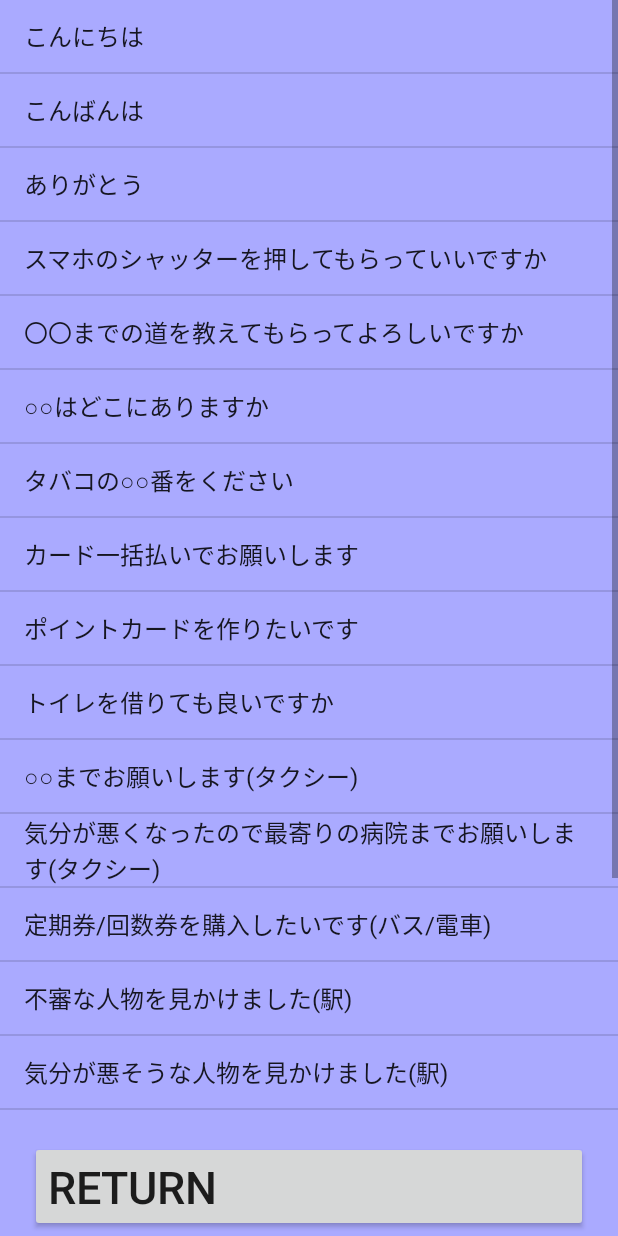
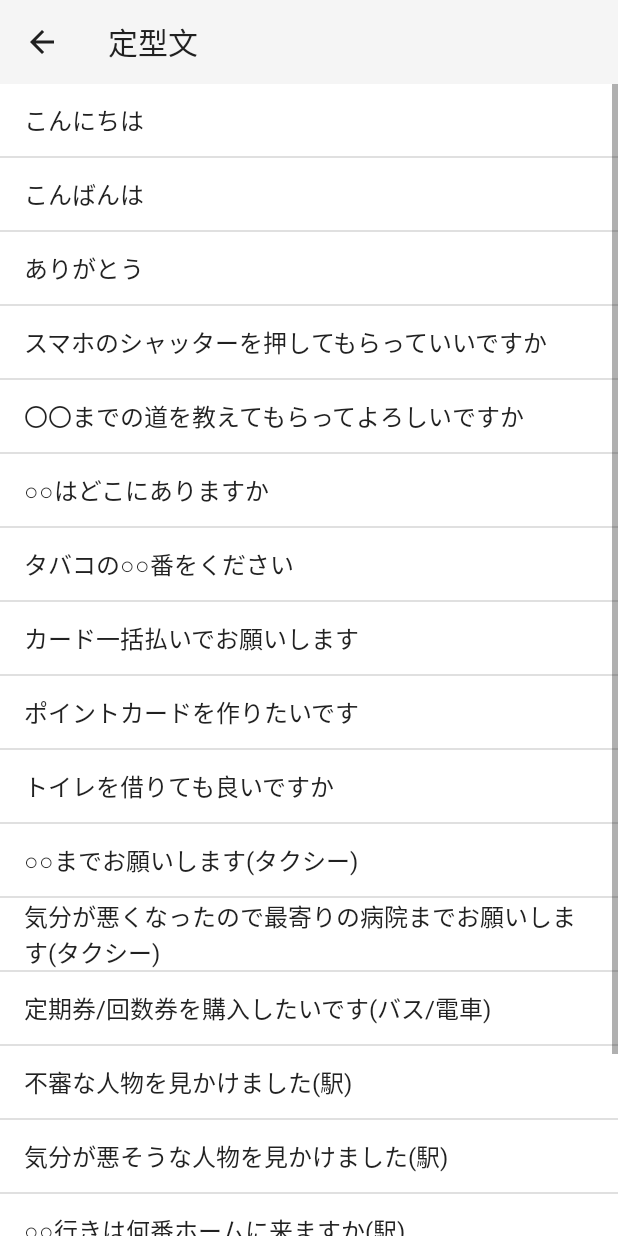
Before and after one commit to ProgramersCommunity-NITMaizurucollege/TRY_Ultrasonic, an Android app: the screen it shows after launch (SubActivity), after a tap on "定型文", on a phone screen of 412 x 824 dp. Run offline under Robolectric (Android 15) with nearby library versions, the phone set to English and light mode, and no system bars.

Commit message:
定型文実装

```diff
--- a/app/src/main/AndroidManifest.xml
+++ b/app/src/main/AndroidManifest.xml
@@ -24,7 +24,8 @@ xmlns:android="http://schemas.android.com/apk/res/android">
     </activity>
     <activity
         android:name=".SubActivity"
-        android:label="@string/app_name" >
+        android:label="@string/app_name"
+        android:theme="@style/Theme.AppCompat.Light.NoActionBar">
     </activity>
 </application>
 
--- a/app/src/main/java/com/example/android/TRY_US/MainActivity.java
+++ b/app/src/main/java/com/example/android/TRY_US/MainActivity.java
@@ -45,6 +45,7 @@ import java.util.HashMap;
 
 import static android.R.attr.id;
 import static android.R.id.list;
+import static com.example.android.TRY_US.R.id.list_view;
 import static com.example.android.TRY_US.R.id.text;
 
 
@@ -205,11 +206,12 @@ public class MainActivity extends ListActivity
 
     private void speechText() {
         EditText editor = (EditText) findViewById(R.id.edit_text);
+        ListView listView = (ListView) findViewById(list);
         editor.selectAll();
         // EditTextからテキストを取得
         String string = editor.getText().toString();
+        adapter.add(editor.getText().toString());
         writeContents(editor.getText().toString());
-        adapter.add(editor.getText().toString());
         if (0 < string.length()) {
             if (tts.isSpeaking()) {
                 tts.stop();
@@ -227,6 +229,7 @@ public class MainActivity extends ListActivity
             setTtsListener();
 
         }
+        listView.setSelection(listView.getCount()-1);
     }
 
 
@@ -343,13 +346,14 @@ public class MainActivity extends ListActivity
 
         @Override
         public void onResults(Bundle results) {
-            mAudioManager.setStreamVolume(AudioManager.STREAM_MUSIC, audioLevel, 0);
+            mAudioManager.setStreamVolume(AudioManager.STREAM_SYSTEM, audioLevel, 0);
             speechRecogStatus.setText("結果");
             String finalResult = StringUtils.join(results.getStringArrayList(SpeechRecognizer.RESULTS_RECOGNITION), ',');
             speechRecogResult.setText("" + finalResult);
             ListView listView = (ListView) findViewById(list);
             adapter.add(results.getStringArrayList(SpeechRecognizer.RESULTS_RECOGNITION).get(0));
             writeContents(results.getStringArrayList(SpeechRecognizer.RESULTS_RECOGNITION).get(0));
+                listView.smoothScrollToPosition(listView.getCount()-1);
             try {
                 Thread.sleep(100);
             } catch (InterruptedException e) {
@@ -422,8 +426,8 @@ public class MainActivity extends ListActivity
 
     private void startSpeechRecog() {
         mAudioManager = (AudioManager) getSystemService(Context.AUDIO_SERVICE);
-        audioLevel = mAudioManager.getStreamVolume(AudioManager.STREAM_MUSIC);
-        mAudioManager.setStreamVolume(AudioManager.STREAM_MUSIC, 0, 0);
+        audioLevel = mAudioManager.getStreamVolume(AudioManager.STREAM_SYSTEM);
+        mAudioManager.setStreamVolume(AudioManager.STREAM_SYSTEM, 0, 0);
         speechRecogResult.setText(null);
         Intent recogIntent = new Intent(RecognizerIntent.ACTION_RECOGNIZE_SPEECH)
                 .putExtra(RecognizerIntent.EXTRA_LANGUAGE_MODEL, RecognizerIntent.LANGUAGE_MODEL_WEB_SEARCH)
--- a/app/src/main/java/com/example/android/TRY_US/SubActivity.java
+++ b/app/src/main/java/com/example/android/TRY_US/SubActivity.java
@@ -2,6 +2,10 @@ package com.example.android.TRY_US;
 import android.app.Activity;
 import android.content.Intent;
 import android.os.Bundle;
+import android.support.v7.app.ActionBarActivity;
+import android.support.v7.app.AppCompatActivity;
+import android.support.v7.widget.Toolbar;
+import android.view.MenuItem;
 import android.view.View;
 import android.widget.AdapterView;
 import android.widget.ArrayAdapter;
@@ -12,7 +16,7 @@ import java.io.BufferedReader;
 import java.io.InputStream;
 import java.io.InputStreamReader;
 
-public class SubActivity extends Activity {
+public class SubActivity extends AppCompatActivity {
     InputStream is = null;
     BufferedReader br = null;
     String text = "";
@@ -21,10 +25,12 @@ public class SubActivity extends Activity {
     protected void onCreate(Bundle savedInstanceState) {
         super.onCreate(savedInstanceState);
         setContentView(R.layout.activity_sub);
-
+        Toolbar toolbar = (Toolbar) findViewById(R.id.toolbar);
+        toolbar.setTitle("定型文");
+        setSupportActionBar(toolbar);
+        getSupportActionBar().setDisplayHomeAsUpEnabled(true);
         //ListViewオブジェクトの取得
         final ListView listView=(ListView)findViewById(R.id.list_view);
-
         ArrayAdapter<String> adapter = new ArrayAdapter<String>(this,
                 android.R.layout.simple_list_item_1);
         //Adapterのセット
@@ -55,19 +61,23 @@ public class SubActivity extends Activity {
             public void onItemClick(AdapterView<?> parent, View view, int position, long id) {
                 ListView listView = (ListView)parent;
                 msg = (String)listView.getItemAtPosition(position);
-            }
+                        Intent intent_ret = new Intent();
+                        intent_ret.putExtra("RESULT", msg);
+                        setResult(RESULT_OK, intent_ret);
+                        finish();
+                    }
         });
 
         listView.setAdapter(adapter);
-        Button returnButton = (Button) findViewById(R.id.return_button);
-        returnButton.setOnClickListener(new View.OnClickListener() {
-            @Override
-            public void onClick(View v) {
-                Intent intent_ret = new Intent();
-                intent_ret.putExtra("RESULT", msg);
-                setResult(RESULT_OK, intent_ret);
+    }
+    @Override
+    public boolean onOptionsItemSelected(MenuItem item) {
+        switch(item.getItemId()) {
+            case android.R.id.home:
                 finish();
-            }
-        });
+                return true;
+        }
+        return super.onOptionsItemSelected(item);
     }
+
 }
--- a/app/src/main/res/layout/activity_sub.xml
+++ b/app/src/main/res/layout/activity_sub.xml
@@ -8,20 +8,20 @@
     tools:context=".MainActivity"
     android:weightSum="1">
 
-    <ListView
-        android:layout_width="match_parent"
-        android:gravity="top"
-        android:layout_height="match_parent"
-        android:id="@+id/list_view"
-        android:layout_weight="0.83" />
-
-    <Button
-        android:id="@+id/return_button"
+    <android.support.v7.widget.Toolbar
+        android:id="@+id/toolbar"
         android:layout_width="match_parent"
         android:layout_height="wrap_content"
-        android:layout_margin="20dp"
-        android:gravity="bottom"
-        android:text="return"
-        android:textSize="30sp" />
+        android:background="?attr/colorPrimary"
+        android:minHeight="?attr/actionBarSize"
+        android:theme="?attr/actionBarTheme" />
+
+    <ListView
+        android:id="@+id/list_view"
+        android:layout_width="match_parent"
+        android:layout_height="match_parent"
+        android:layout_weight="0.83"
+        android:background="#FFFFFF"
+        android:gravity="top" />
 
 </LinearLayout>
```
Also changed, not shown: app/build.gradle (+4 -3 lines), app/src/main/res/layout/activity_main.xml (+7 -4 lines).
